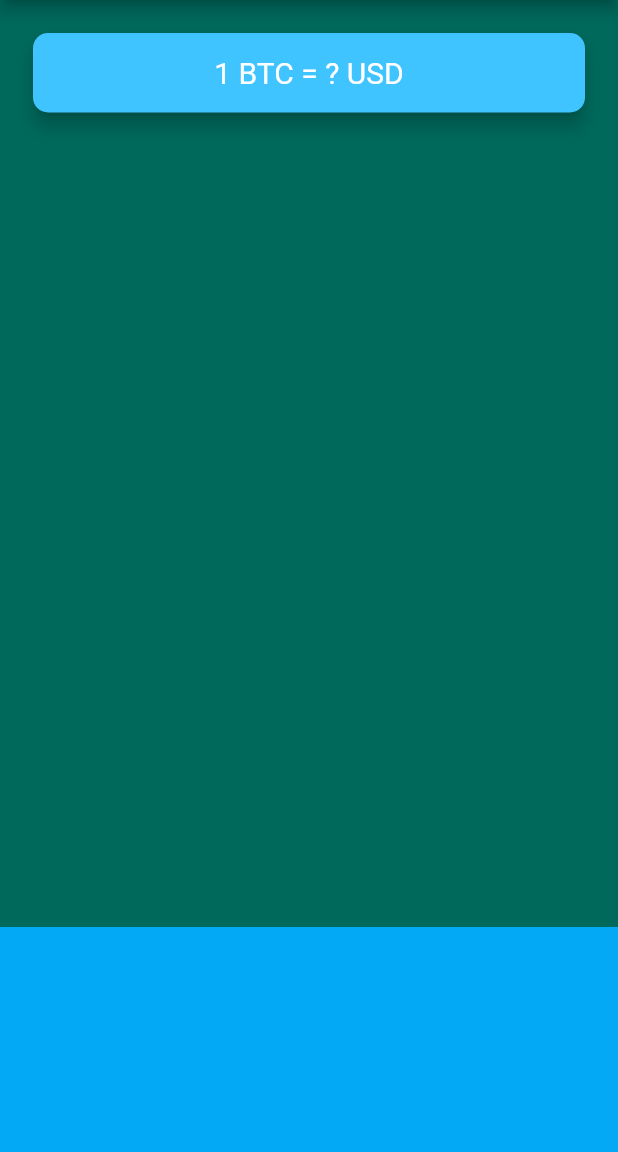
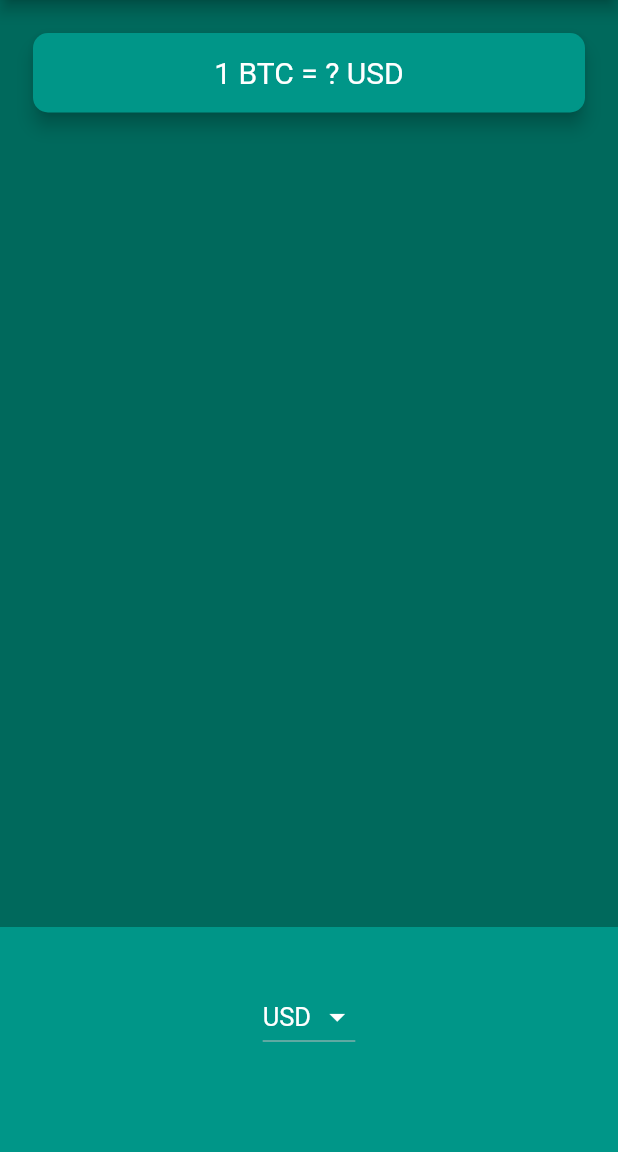
Before and after one commit to vutfiq01/mi_flash_card, a Flutter app: the CoinPriceScreen screen opened directly, on a phone screen of 412 x 824 dp, the part 84-1236 px from its top. Run offline on Flutter 3.47's test engine with Material 2 defaults, Android fonts, the phone set to English and light mode, and no system bars; our stand-ins replace audioplayers, flutter_spinkit, font_awesome_flutter, geolocator, rflutter_alert.

Commit message:
finished cupertinopicker and dropdownbutton

```diff
--- a/lib/bitcoinPriceTickerApp/coin_price_screen.dart
+++ b/lib/bitcoinPriceTickerApp/coin_price_screen.dart
@@ -1,5 +1,8 @@
 import 'package:flutter/material.dart';
 import '../widget/navigation_drawer.dart';
+import 'coin_data.dart';
+import 'package:flutter/cupertino.dart';
+import 'dart:io' show Platform;
 
 class CoinPriceScreen extends StatefulWidget {
   const CoinPriceScreen({super.key});
@@ -9,6 +12,50 @@ class CoinPriceScreen extends StatefulWidget {
 }
 
 class _CoinPriceScreenState extends State<CoinPriceScreen> {
+  String selectedCurrency = 'USD';
+
+  DropdownButton<String> materialDropdownButton() {
+    List<DropdownMenuItem<String>> listItems = [];
+    for (String currency in currenciesList) {
+      listItems.add(
+        DropdownMenuItem(
+          value: currency,
+          child: Text(
+            currency,
+          ),
+        ),
+      );
+    }
+
+    return DropdownButton<String>(
+        menuMaxHeight: 400.0,
+        iconEnabledColor: Colors.white,
+        dropdownColor: Colors.teal[700],
+        style: const TextStyle(color: Colors.white, fontSize: 17.0),
+        value: selectedCurrency,
+        items: listItems,
+        onChanged: (value) {
+          setState(() {
+            selectedCurrency = value!;
+          });
+        });
+  }
+
+  CupertinoPicker cupertinoPicker() {
+    List<Text> pickerItems = [];
+
+    for (String currency in currenciesList) {
+      pickerItems.add(
+        Text(currency),
+      );
+    }
+    return CupertinoPicker(
+        backgroundColor: Colors.teal[500],
+        itemExtent: 32.0,
+        onSelectedItemChanged: (selectedIndex) {},
+        children: pickerItems);
+  }
+
   @override
   Widget build(BuildContext context) {
     return Scaffold(
@@ -23,7 +70,7 @@ class _CoinPriceScreenState extends State<CoinPriceScreen> {
           Padding(
             padding: const EdgeInsets.fromLTRB(18.0, 18.0, 18.0, 0),
             child: Card(
-              color: Colors.lightBlueAccent,
+              color: Colors.teal[500],
               elevation: 5.0,
               shape: RoundedRectangleBorder(
                 borderRadius: BorderRadius.circular(10.0),
@@ -45,8 +92,9 @@ class _CoinPriceScreenState extends State<CoinPriceScreen> {
             height: 150.0,
             alignment: Alignment.center,
             padding: const EdgeInsets.only(bottom: 30.0),
-            color: Colors.lightBlue,
-            child: null,
+            color: Colors.teal[500],
+            child:
+                Platform.isIOS ? cupertinoPicker() : materialDropdownButton(),
           ),
         ],
       ),
```
